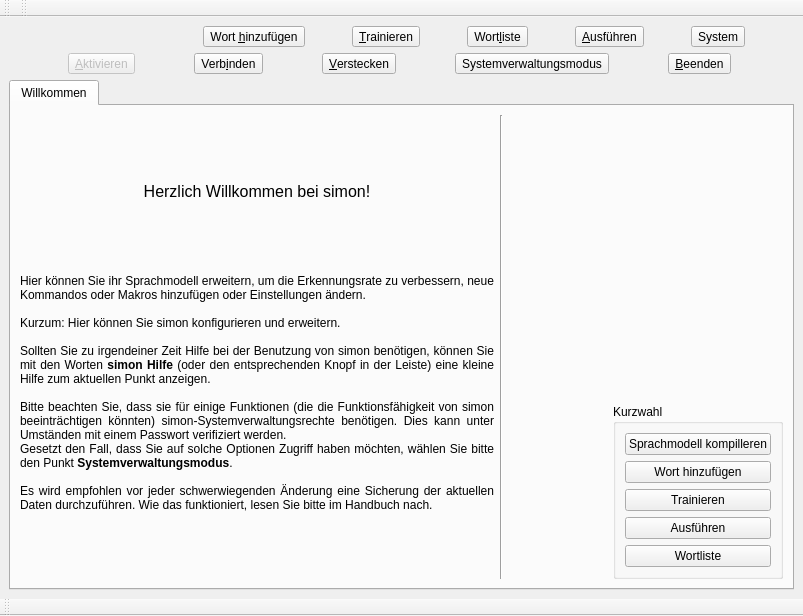
Old version of the form ui/main.ui in the repository KDE/simon.
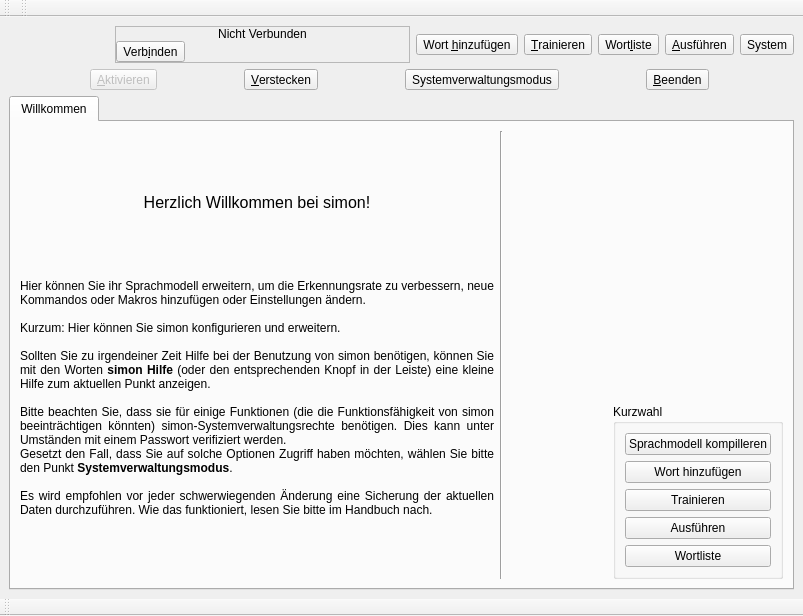
New version of the form. Icons and pictures are not drawn. Custom widgets are drawn as their Qt base class.

Patch:
```diff
--- a/ui/main.ui
+++ b/ui/main.ui
@@ -28,9 +28,6 @@
    <layout class="QVBoxLayout" >
     <item>
      <layout class="QHBoxLayout" >
-      <property name="spacing" >
-       <number>0</number>
-      </property>
       <item>
        <widget class="QLabel" name="lbLogo" >
         <property name="sizePolicy" >
@@ -49,13 +46,84 @@
          <string/>
         </property>
         <property name="pixmap" >
-         <pixmap resource="../others.qrc" >:/images/simon.png</pixmap>
+         <pixmap resource="../others.qrc" >:/images/simon_d.png</pixmap>
         </property>
         <property name="scaledContents" >
          <bool>true</bool>
         </property>
        </widget>
       </item>
+      <item>
+       <widget class="QFrame" name="frmConnectionStatus" >
+        <property name="frameShape" >
+         <enum>QFrame::StyledPanel</enum>
+        </property>
+        <property name="frameShadow" >
+         <enum>QFrame::Raised</enum>
+        </property>
+        <layout class="QVBoxLayout" >
+         <property name="spacing" >
+          <number>0</number>
+         </property>
+         <property name="leftMargin" >
+          <number>0</number>
+         </property>
+         <property name="topMargin" >
+          <number>0</number>
+         </property>
+         <property name="rightMargin" >
+          <number>0</number>
+         </property>
+         <property name="bottomMargin" >
+          <number>0</number>
+         </property>
+         <item>
+          <widget class="QLabel" name="lbTextConnectionStatus" >
+           <property name="font" >
+            <font>
+             <weight>50</weight>
+             <bold>false</bold>
+            </font>
+           </property>
+           <property name="text" >
+            <string>Nicht Verbunden</string>
+           </property>
+           <property name="alignment" >
+            <set>Qt::AlignCenter</set>
+           </property>
+          </widget>
+         </item>
+         <item>
+          <widget class="QToolButton" name="pbConnect" >
+           <property name="enabled" >
+            <bool>true</bool>
+           </property>
+           <property name="accessibleName" >
+            <string>Verbinden</string>
+           </property>
+           <property name="accessibleDescription" >
+            <string>Verbindet zu Juliusd</string>
+           </property>
+           <property name="text" >
+            <string>Verb&amp;inden</string>
+           </property>
+           <property name="icon" >
+            <iconset resource="../action_icons.qrc" >:/images/icons/connect-no.svg</iconset>
+           </property>
+           <property name="iconSize" >
+            <size>
+             <width>16</width>
+             <height>16</height>
+            </size>
+           </property>
+           <property name="toolButtonStyle" >
+            <enum>Qt::ToolButtonTextBesideIcon</enum>
+           </property>
+          </widget>
+         </item>
+        </layout>
+       </widget>
+      </item>
       <item>
        <widget class="QToolButton" name="pbAddWord" >
         <property name="accessibleName" >
@@ -203,9 +271,6 @@
     </item>
     <item>
      <layout class="QHBoxLayout" >
-      <property name="spacing" >
-       <number>0</number>
-      </property>
       <item>
        <widget class="QToolButton" name="pbActivision" >
         <property name="enabled" >
@@ -234,34 +299,6 @@
         </property>
        </widget>
       </item>
-      <item>
-       <widget class="QToolButton" name="pbConnect" >
-        <property name="enabled" >
-         <bool>true</bool>
-        </property>
-        <property name="accessibleName" >
-         <string>Verbinden</string>
-        </property>
-        <property name="accessibleDescription" >
-         <string>Verbindet zu Juliusd</string>
-        </property>
-        <property name="text" >
-         <string>Verb&amp;inden</string>
-        </property>
-        <property name="icon" >
-         <iconset resource="../action_icons.qrc" >:/images/icons/connect-no.svg</iconset>
-        </property>
-        <property name="iconSize" >
-         <size>
-          <width>24</width>
-          <height>24</height>
-         </size>
-        </property>
-        <property name="toolButtonStyle" >
-         <enum>Qt::ToolButtonTextBesideIcon</enum>
-        </property>
-       </widget>
-      </item>
       <item>
        <widget class="QToolButton" name="pbHide" >
         <property name="enabled" >
@@ -313,6 +350,9 @@
           <height>24</height>
          </size>
         </property>
+        <property name="checkable" >
+         <bool>true</bool>
+        </property>
         <property name="toolButtonStyle" >
          <enum>Qt::ToolButtonTextBesideIcon</enum>
         </property>
@@ -657,6 +697,12 @@
    <property name="autoFillBackground" >
     <bool>true</bool>
    </property>
+   <property name="iconSize" >
+    <size>
+     <width>32</width>
+     <height>32</height>
+    </size>
+   </property>
    <attribute name="toolBarArea" >
     <enum>TopToolBarArea</enum>
    </attribute>
```
